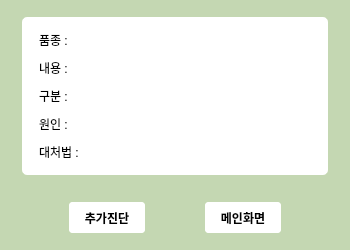
The window that UI/DialogResult.ui (song030/CropFairy) describes before a commit, drawn with Qt 5.
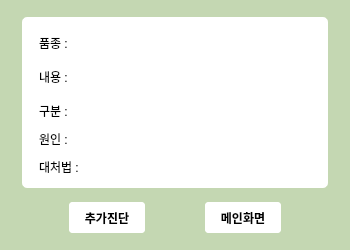
The same window after the commit.

Patch:
```diff
--- a/UI/DialogResult.ui
+++ b/UI/DialogResult.ui
@@ -100,6 +100,9 @@
         <property name="text">
          <string>품종 :  </string>
         </property>
+        <property name="alignment">
+         <set>Qt::AlignLeading|Qt::AlignLeft|Qt::AlignTop</set>
+        </property>
        </widget>
       </item>
       <item row="0" column="1">
@@ -107,6 +110,9 @@
         <property name="text">
          <string/>
         </property>
+        <property name="alignment">
+         <set>Qt::AlignLeading|Qt::AlignLeft|Qt::AlignTop</set>
+        </property>
        </widget>
       </item>
       <item row="1" column="0">
@@ -114,6 +120,9 @@
         <property name="text">
          <string>내용 :    </string>
         </property>
+        <property name="alignment">
+         <set>Qt::AlignLeading|Qt::AlignLeft|Qt::AlignTop</set>
+        </property>
        </widget>
       </item>
       <item row="1" column="1">
@@ -121,6 +130,9 @@
         <property name="text">
          <string/>
         </property>
+        <property name="alignment">
+         <set>Qt::AlignLeading|Qt::AlignLeft|Qt::AlignTop</set>
+        </property>
        </widget>
       </item>
       <item row="2" column="0" colspan="2">
@@ -146,6 +158,9 @@
            <property name="text">
             <string>원인 : </string>
            </property>
+           <property name="alignment">
+            <set>Qt::AlignLeading|Qt::AlignLeft|Qt::AlignTop</set>
+           </property>
           </widget>
          </item>
          <item row="3" column="1">
@@ -153,6 +168,15 @@
            <property name="text">
             <string/>
            </property>
+           <property name="scaledContents">
+            <bool>true</bool>
+           </property>
+           <property name="alignment">
+            <set>Qt::AlignLeading|Qt::AlignLeft|Qt::AlignTop</set>
+           </property>
+           <property name="wordWrap">
+            <bool>true</bool>
+           </property>
           </widget>
          </item>
          <item row="3" column="0">
@@ -160,6 +184,9 @@
            <property name="text">
             <string>대처법 : </string>
            </property>
+           <property name="alignment">
+            <set>Qt::AlignLeading|Qt::AlignLeft|Qt::AlignTop</set>
+           </property>
           </widget>
          </item>
          <item row="2" column="1">
@@ -167,6 +194,15 @@
            <property name="text">
             <string/>
            </property>
+           <property name="scaledContents">
+            <bool>true</bool>
+           </property>
+           <property name="alignment">
+            <set>Qt::AlignLeading|Qt::AlignLeft|Qt::AlignTop</set>
+           </property>
+           <property name="wordWrap">
+            <bool>true</bool>
+           </property>
           </widget>
          </item>
          <item row="1" column="1">
@@ -174,6 +210,9 @@
            <property name="text">
             <string/>
            </property>
+           <property name="alignment">
+            <set>Qt::AlignLeading|Qt::AlignLeft|Qt::AlignTop</set>
+           </property>
           </widget>
          </item>
          <item row="1" column="0">
@@ -181,6 +220,9 @@
            <property name="text">
             <string>구분 : </string>
            </property>
+           <property name="alignment">
+            <set>Qt::AlignLeading|Qt::AlignLeft|Qt::AlignTop</set>
+           </property>
           </widget>
          </item>
         </layout>
```
